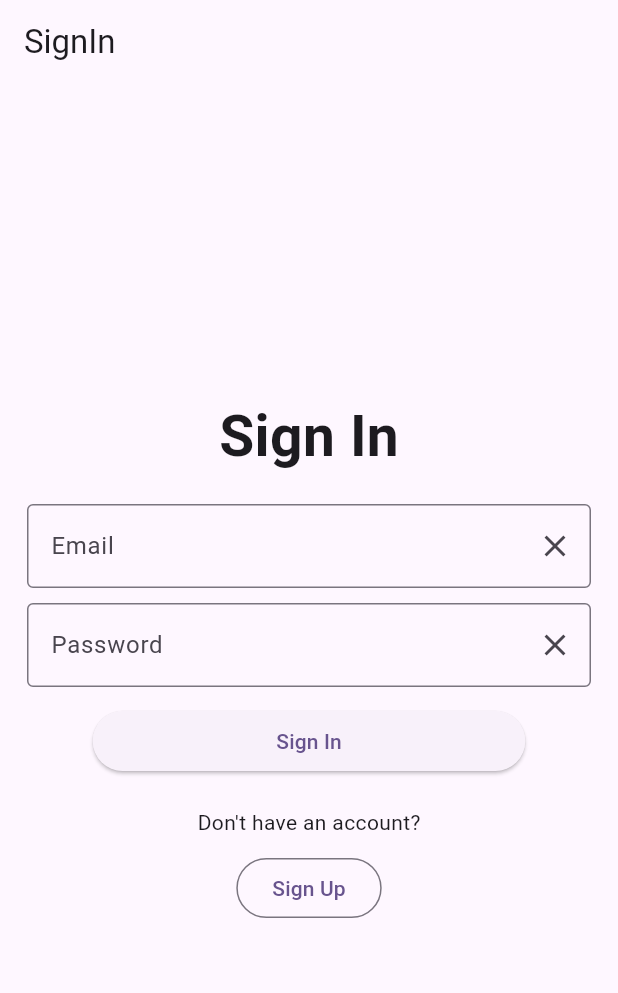
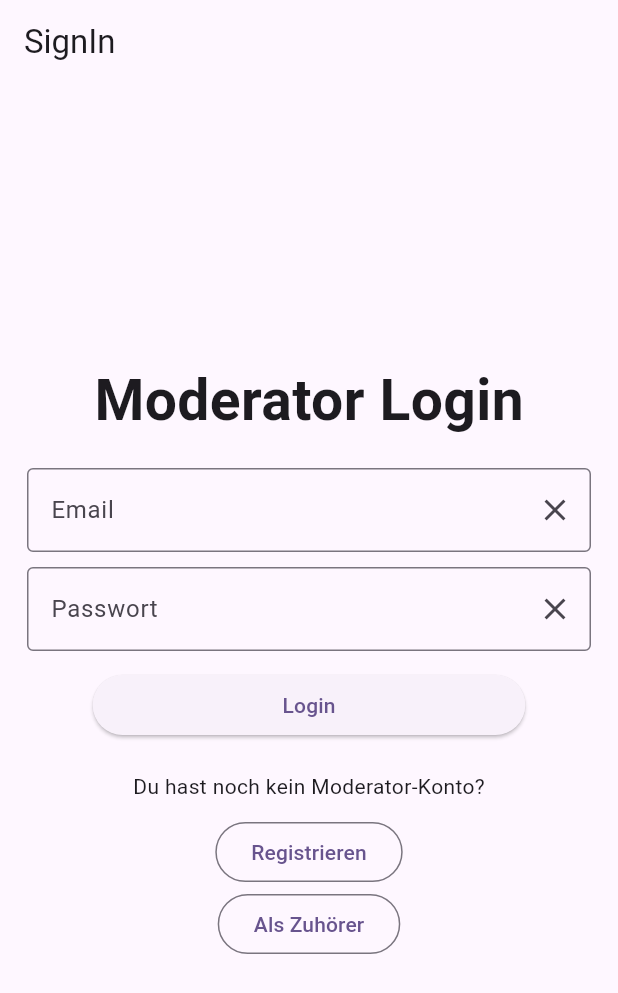
Before and after one commit to esenpi/radio_app, a Flutter app: the screen it shows after launch, on a phone screen of 412 x 824 dp. Shown: the top 993 px of the screen. Run offline on Flutter 3.47's test engine with Material 3 defaults, Android fonts, the phone set to English and light mode, and no system bars; our stand-ins replace audioplayers, bloc, cloud_firestore, email_validator, equatable, firebase_auth and 4 more; accounts and stored records are empty.

Commit message:
refactor: translated

```diff
--- a/lib/pages/signin_page.dart
+++ b/lib/pages/signin_page.dart
@@ -1,4 +1,3 @@
-
 import 'package:email_validator/email_validator.dart';
 import 'package:radio_app/main.dart';
 import 'package:radio_app/pages/homepage.dart';
@@ -40,17 +39,18 @@ class _SignInState extends State<SignIn> {
           if (state is Authenticated) {
             // Navigating to the dashboard screen if the user is authenticated
             print("Der User ist authentifiziert");
-            Navigator.pushReplacement(context,
-                MaterialPageRoute(builder: (context) => MyApp()));
+            Navigator.pushReplacement(
+                context, MaterialPageRoute(builder: (context) => MyApp()));
           }
           if (state is AuthError) {
             // Showing the error message if the user has entered invalid credentials
             print("Der User ist nicht authentifiziert");
             ScaffoldMessenger.of(context)
                 .showSnackBar(SnackBar(content: Text(state.error)));
-          } if (state is UnAuthenticated) {
-            ScaffoldMessenger.of(context)
-                .showSnackBar(SnackBar(content: Text("User nicht authentifiziert")));
+          }
+          if (state is UnAuthenticated) {
+            ScaffoldMessenger.of(context).showSnackBar(
+                SnackBar(content: Text("User nicht authentifiziert")));
             print("Der User ist nicht authentifiziert");
           }
         },
@@ -73,7 +73,7 @@ class _SignInState extends State<SignIn> {
                       mainAxisAlignment: MainAxisAlignment.center,
                       children: [
                         const Text(
-                          "Sign In",
+                          "Moderator Login",
                           style: TextStyle(
                             fontSize: 38,
                             fontWeight: FontWeight.bold,
@@ -98,13 +98,14 @@ class _SignInState extends State<SignIn> {
                                         _emailController.clear();
                                       },
                                       icon: const Icon(Icons.clear),
-                                  ),),
+                                    ),
+                                  ),
                                   autovalidateMode:
                                       AutovalidateMode.onUserInteraction,
                                   validator: (value) {
                                     return value != null &&
                                             !EmailValidator.validate(value)
-                                        ? 'Enter a valid email'
+                                        ? 'Gültige E-Mail eingeben'
                                         : null;
                                   },
                                 ),
@@ -115,7 +116,7 @@ class _SignInState extends State<SignIn> {
                                   keyboardType: TextInputType.text,
                                   controller: _passwordController,
                                   decoration: InputDecoration(
-                                    hintText: "Password",
+                                    hintText: "Passwort",
                                     border: OutlineInputBorder(),
                                     suffixIcon: IconButton(
                                       onPressed: () {
@@ -128,7 +129,7 @@ class _SignInState extends State<SignIn> {
                                       AutovalidateMode.onUserInteraction,
                                   validator: (value) {
                                     return value != null && value.length < 6
-                                        ? "Enter min. 6 characters"
+                                        ? "Min. 6 Zeichen"
                                         : null;
                                   },
                                 ),
@@ -143,15 +144,16 @@ class _SignInState extends State<SignIn> {
                                       _authenticateWithEmailAndPassword(
                                           context);
                                     },
-                                    child: const Text('Sign In'),
+                                    child: const Text('Login'),
                                   ),
                                 )
                               ],
                             ),
                           ),
                         ),
-
-                      const SizedBox(height: 10,),
+                        const SizedBox(
+                          height: 10,
+                        ),
                         /* InkWell(
                            onTap: () {
                             _authenticateWithGoogle(context);
@@ -171,10 +173,13 @@ class _SignInState extends State<SignIn> {
                             ]),
                           ),),
                         ), */
-                      const SizedBox(height: 10,),
-                        const Text("Don't have an account?"),
-
-                      const SizedBox(height: 10,),
+                        const SizedBox(
+                          height: 10,
+                        ),
+                        const Text("Du hast noch kein Moderator-Konto?"),
+                        const SizedBox(
+                          height: 10,
+                        ),
                         OutlinedButton(
                           onPressed: () {
                             Navigator.pushReplacement(
@@ -183,8 +188,17 @@ class _SignInState extends State<SignIn> {
                                   builder: (context) => const SignUp()),
                             );
                           },
-                          child: const Text("Sign Up"),
-                        )
+                          child: const Text("Registrieren"),
+                        ),
+                        OutlinedButton(
+                          onPressed: () {
+                            Navigator.pushReplacement(
+                              context,
+                              MaterialPageRoute(builder: (context) => MyApp()),
+                            );
+                          },
+                          child: const Text("Als Zuhörer"),
+                        ),
                       ],
                     ),
                   ),
--- a/lib/pages/signup_page.dart
+++ b/lib/pages/signup_page.dart
@@ -74,9 +74,9 @@ class _SignUpState extends State<SignUp> {
                           mainAxisAlignment: MainAxisAlignment.center,
                           children: [
                             const Text(
-                              "Sign Up",
+                              "Moderator Registrierung",
                               style: TextStyle(
-                                fontSize: 38,
+                                fontSize: 25,
                                 fontWeight: FontWeight.bold,
                               ),
                             ),
@@ -105,7 +105,7 @@ class _SignUpState extends State<SignUp> {
                                       validator: (value) {
                                         return value != null &&
                                                 !EmailValidator.validate(value)
-                                            ? 'Enter a valid email'
+                                            ? 'Gültige E-Mail eingeben'
                                             : null;
                                       },
                                     ),
@@ -115,7 +115,7 @@ class _SignUpState extends State<SignUp> {
                                     TextFormField(
                                       controller: _passwordController,
                                       decoration: InputDecoration(
-                                        hintText: "Password",
+                                        hintText: "Passwort",
                                         border: OutlineInputBorder(),
                                         suffixIcon: IconButton(
                                           onPressed: () {
@@ -128,7 +128,7 @@ class _SignUpState extends State<SignUp> {
                                           AutovalidateMode.onUserInteraction,
                                       validator: (value) {
                                         return value != null && value.length < 6
-                                            ? "Enter min. 6 characters"
+                                            ? "Min. 6 Zeichen"
                                             : null;
                                       },
                                     ),
@@ -143,14 +143,14 @@ class _SignUpState extends State<SignUp> {
                                           _createAccountWithEmailAndPassword(
                                               context);
                                         },
-                                        child: const Text('Sign Up'),
+                                        child: const Text('Registrieren'),
                                       ),
                                     )
                                   ],
                                 ),
                               ),
                             ),
-                            const Text("Already have an account?"),
+                            const Text("Du hast bereits einen Account?"),
                             OutlinedButton(
                               onPressed: () {
                                 Navigator.pushReplacement(
@@ -159,9 +159,19 @@ class _SignUpState extends State<SignUp> {
                                       builder: (context) => const SignIn()),
                                 );
                               },
-                              child: const Text("Sign In"),
+                              child: const Text("Login"),
                             ),
-                            const Text("Or"),
+                            const Text("Oder"),
+                            OutlinedButton(
+                              onPressed: () {
+                                Navigator.pushReplacement(
+                                  context,
+                                  MaterialPageRoute(
+                                      builder: (context) => MyApp()),
+                                );
+                              },
+                              child: const Text("Als Zuhörer"),
+                            ),
                             /*
                             InkWell(
                               onTap: () {
```
Also changed, not shown: lib/repository/firestore_repository.dart (+5 -4 lines). Lines whose indentation alone changed are shown as unchanged.
